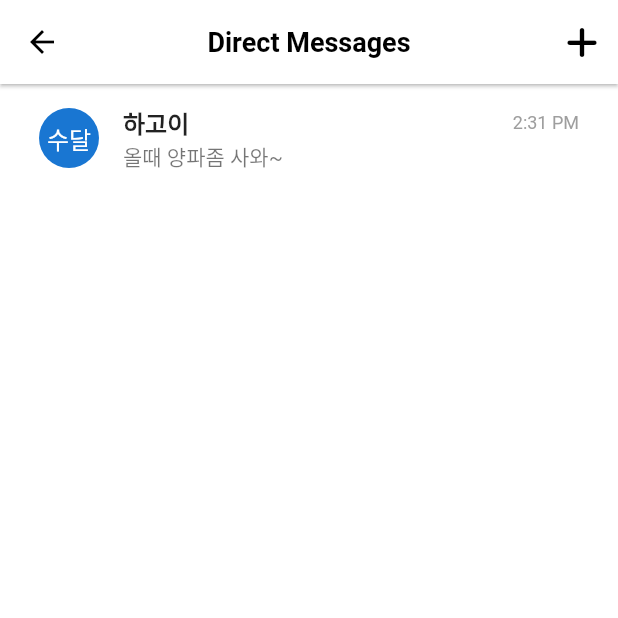
After one commit to kangsudal/tiktok_clone, a Flutter app: the ChatsScreen screen opened directly, on a phone screen of 412 x 824 dp, the top half of it. The commit adds this screen. Run offline on Flutter 3.47's test engine with Material 2 defaults, Android fonts, the phone set to English and light mode, and no system bars; our stand-ins replace font_awesome_flutter, video_player, visibility_detector; network calls fail.

Commit message:
Direct Messages

```diff
--- a/lib/features/inbox/activity_screen.dart
+++ b/lib/features/inbox/activity_screen.dart
@@ -110,6 +110,7 @@ class _ActivityScreenState extends State<ActivityScreen>
         title: GestureDetector(
           onTap: _toggleAnimations,
           child: Row(
+            mainAxisSize: MainAxisSize.min,//All activity가 가운데로 오게하기위해서 전체 공간을 차지하는것을 최소화 해준다
             mainAxisAlignment: MainAxisAlignment.center,
             children: [
               Text('All activity'),
--- /dev/null
+++ b/lib/features/inbox/chats_screen.dart
@@ -0,0 +1,62 @@
+import 'package:flutter/material.dart';
+import 'package:font_awesome_flutter/font_awesome_flutter.dart';
+
+class ChatsScreen extends StatefulWidget {
+  const ChatsScreen({Key? key}) : super(key: key);
+
+  @override
+  State<ChatsScreen> createState() => _ChatsScreenState();
+}
+
+class _ChatsScreenState extends State<ChatsScreen> {
+  @override
+  Widget build(BuildContext context) {
+    return Scaffold(
+      appBar: AppBar(
+        elevation: 1,
+        title: Text("Direct Messages"),
+        actions: [
+          IconButton(
+            onPressed: () {},
+            icon: FaIcon(
+              FontAwesomeIcons.plus,
+            ),
+          ),
+        ],
+      ),
+      body: ListView(
+        padding: EdgeInsets.symmetric(
+          horizontal: 10,
+        ),
+        children: [
+          ListTile(
+            leading: CircleAvatar(
+              radius: 20,
+              child: Text('수달'),
+            ),
+            title: Row(
+              mainAxisAlignment: MainAxisAlignment.spaceBetween,
+              // crossAxisAlignment: CrossAxisAlignment.start,
+              children: [
+                Text(
+                  '하고이',
+                  style: TextStyle(
+                    fontWeight: FontWeight.w600,
+                  ),
+                ),
+                Text(
+                  '2:31 PM',
+                  style: TextStyle(
+                    color: Colors.grey.shade500,
+                    fontSize: 12,
+                  ),
+                )
+              ],
+            ),
+            subtitle: Text('올때 양파좀 사와~'),
+          ),
+        ],
+      ),
+    );
+  }
+}
```
Also changed, not shown: lib/features/inbox/inbox_screen.dart (+16 -6 lines).
